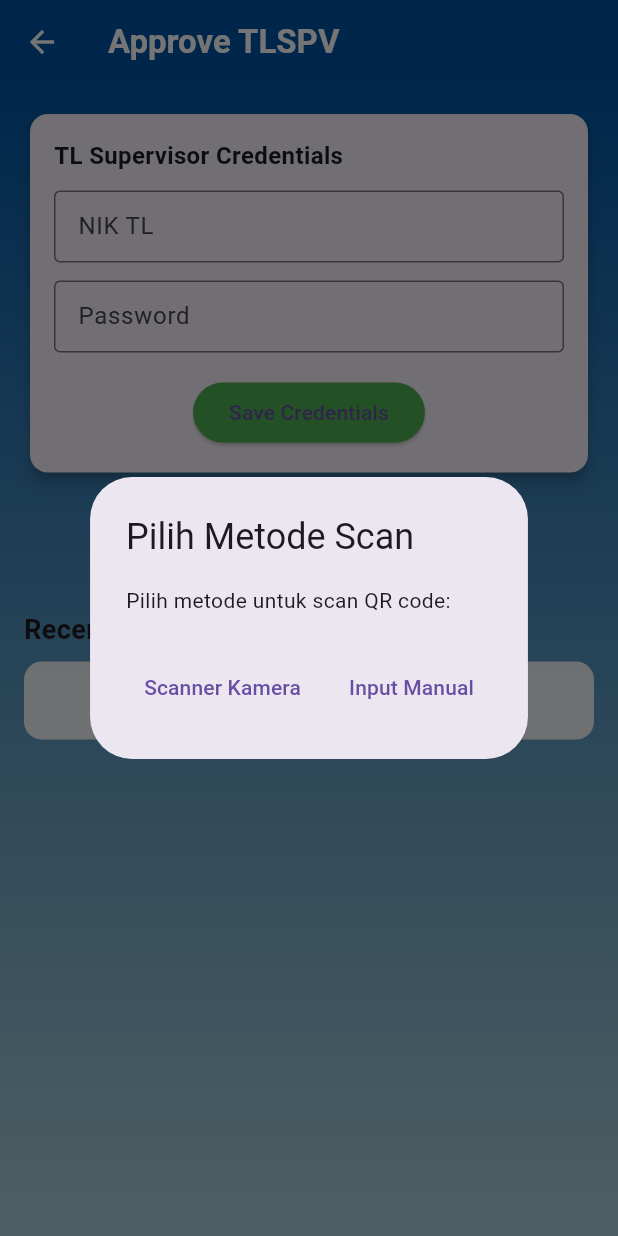
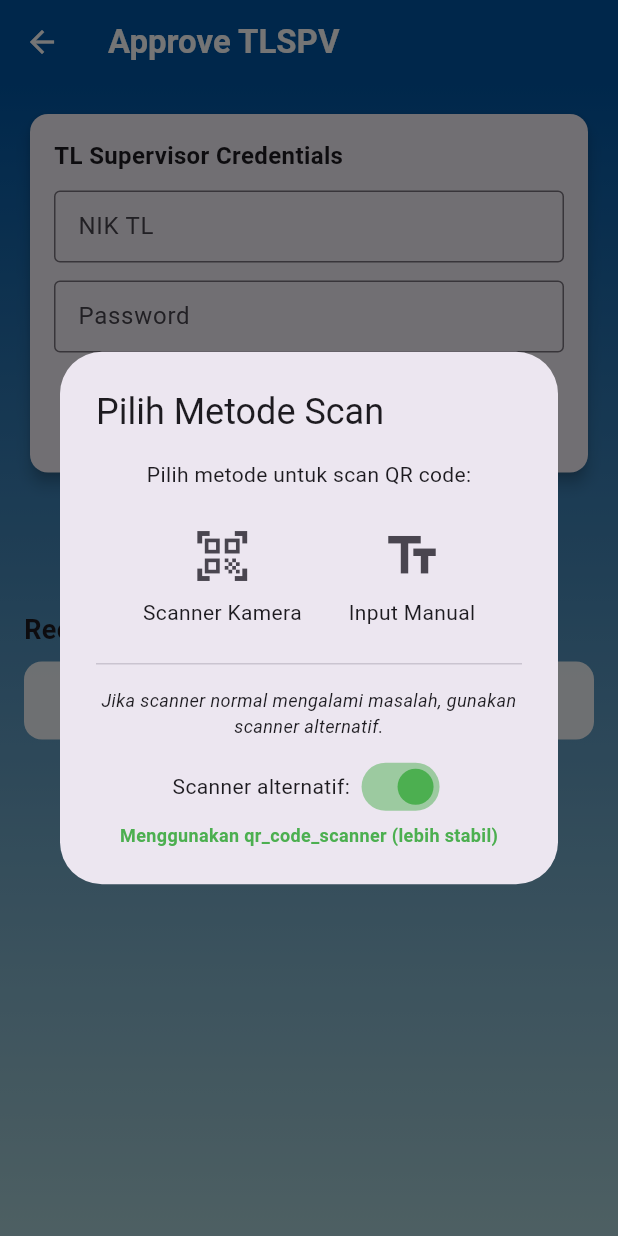
Before and after one commit to Mayonaice/CRF-Android, a Flutter app: the TLQRScannerScreen screen opened by its route, after a tap on "Scan QR Code", on a phone screen of 412 x 824 dp. Run offline on Flutter 3.47's test engine with Material 3 defaults, Android fonts, the phone set to English and light mode, and no system bars; our stand-ins replace device_info_plus, dio, flutter_secure_storage, qr_flutter, shared_preferences; missing offline and left inert: android_id, mobile_scanner, qr_code_scanner, qr_mobile_vision; accounts and stored records are empty.

Commit message:
gradle fix

```diff
--- a/lib/screens/tl_qr_scanner_screen.dart
+++ b/lib/screens/tl_qr_scanner_screen.dart
@@ -9,6 +9,8 @@ import '../models/prepare_model.dart';
 import '../services/notification_service.dart';
 // Import qr_code_scanner_tl_widget hanya jika bukan web
 import '../widgets/qr_code_scanner_tl_widget.dart' if (kIsWeb) '../widgets/qr_code_scanner_web_stub.dart';
+// Import scanner alternatif yang menggunakan qr_code_scanner
+import '../widgets/qr_scanner_alternative.dart';
 import 'dart:async';
 
 class TLQRScannerScreen extends StatefulWidget {
@@ -36,6 +38,9 @@ class _TLQRScannerScreenState extends State<TLQRScannerScreen> {
 
   // Timeout untuk scanner
   Timer? _scannerTimeoutTimer;
+
+  // Flag untuk memilih scanner yang digunakan
+  bool _useAlternativeScanner = true; // Set ke true untuk menggunakan scanner alternatif
 
   @override
   void initState() {
@@ -1115,17 +1120,73 @@ class _TLQRScannerScreenState extends State<TLQRScannerScreen> {
         builder: (BuildContext context) {
           return AlertDialog(
             title: const Text('Pilih Metode Scan'),
-            content: const Text('Pilih metode untuk scan QR code:'),
-            actions: [
-              TextButton(
-                onPressed: () => Navigator.of(context).pop('scanner'),
-                child: const Text('Scanner Kamera'),
-              ),
-              TextButton(
-                onPressed: () => Navigator.of(context).pop('manual'),
-                child: const Text('Input Manual'),
-              ),
-            ],
+            content: Column(
+              mainAxisSize: MainAxisSize.min,
+              children: [
+                const Text('Pilih metode untuk scan QR code:'),
+                const SizedBox(height: 16),
+                Row(
+                  mainAxisAlignment: MainAxisAlignment.spaceEvenly,
+                  children: [
+                    Column(
+                      children: [
+                        IconButton(
+                          icon: Icon(Icons.qr_code_scanner, size: 40),
+                          onPressed: () => Navigator.of(context).pop(_useAlternativeScanner ? 'alternative' : 'scanner'),
+                        ),
+                        Text('Scanner Kamera'),
+                      ],
+                    ),
+                    Column(
+                      children: [
+                        IconButton(
+                          icon: Icon(Icons.text_fields, size: 40),
+                          onPressed: () => Navigator.of(context).pop('manual'),
+                        ),
+                        Text('Input Manual'),
+                      ],
+                    ),
+                  ],
+                ),
+                const SizedBox(height: 16),
+                Divider(),
+                const SizedBox(height: 8),
+                Text(
+                  'Jika scanner normal mengalami masalah, gunakan scanner alternatif.',
+                  textAlign: TextAlign.center,
+                  style: TextStyle(fontSize: 12, fontStyle: FontStyle.italic),
+                ),
+                const SizedBox(height: 8),
+                Row(
+                  mainAxisAlignment: MainAxisAlignment.center,
+                  children: [
+                    Text('Scanner alternatif: '),
+                    Switch(
+                      value: _useAlternativeScanner,
+                      activeColor: Colors.green,
+                      onChanged: (value) {
+                        setState(() {
+                          _useAlternativeScanner = value;
+                          Navigator.of(context).pop();
+                          // Panggil ulang metode ini untuk menampilkan dialog dengan nilai yang diperbarui
+                          _startQRScan();
+                        });
+                      },
+                    ),
+                  ],
+                ),
+                Text(
+                  _useAlternativeScanner
+                    ? 'Menggunakan qr_code_scanner (lebih stabil)'
+                    : 'Menggunakan qr_mobile_vision (default)',
+                  style: TextStyle(
+                    fontSize: 12,
+                    color: _useAlternativeScanner ? Colors.green : Colors.orange,
+                    fontWeight: FontWeight.bold
+                  ),
+                ),
+              ],
+            ),
           );
         },
       );
@@ -1170,6 +1231,56 @@ class _TLQRScannerScreenState extends State<TLQRScannerScreen> {
               title: 'Scan QR Code',
               onBarcodeDetected: (code) {
                 print('🔍 QR Code detected in scanner: ${code.length > 20 ? code.substring(0, 20) + "..." : code}');
+                // Cancel timeout timer when QR code detected
+                _scannerTimeoutTimer?.cancel();
+              },
+              fieldKey: 'qrcode',
+              fieldLabel: 'Approval QR',
+            ),
+          ),
+        );
+
+        // Cancel timeout timer when returning from scanner
+        _scannerTimeoutTimer?.cancel();
+
+        // Reset orientation to portrait for this screen
+        await SystemChrome.setPreferredOrientations([
+          DeviceOrientation.portraitUp,
+          DeviceOrientation.portraitDown,
+        ]);
+      } else if (scanMethod == 'alternative') {
+        // Set to portrait mode before scanning
+        await SystemChrome.setPreferredOrientations([
+          DeviceOrientation.portraitUp,
+          DeviceOrientation.portraitDown,
+        ]);
+
+        // Mulai timer untuk timeout scanner (20 detik)
+        _scannerTimeoutTimer?.cancel();
+        _scannerTimeoutTimer = Timer(const Duration(seconds: 20), () {
+          // Jika timer habis dan scanner masih berjalan, kembali ke screen ini
+          if (Navigator.canPop(context)) {
+            Navigator.pop(context);
+
+            // Tampilkan pesan timeout
+            ScaffoldMessenger.of(context).showSnackBar(
+              const SnackBar(
+                content: Text('Scanner timeout. Silakan coba lagi.'),
+                backgroundColor: Colors.orange,
+                duration: Duration(seconds: 3),
+              ),
+            );
+          }
+        });
+
+        // Use the alternative QR scanner widget
+        qrResult = await Navigator.push<String>(
+          context,
+          MaterialPageRoute(
+            builder: (context) => QRScannerAlternative(
+              title: 'Scan QR Code',
+              onBarcodeDetected: (code) {
+                print('🔍 QR Code detected in alternative scanner: ${code.length > 20 ? code.substring(0, 20) + "..." : code}');
                 // Cancel timeout timer when QR code detected
                 _scannerTimeoutTimer?.cancel();
               },
--- a/pubspec.yaml
+++ b/pubspec.yaml
@@ -42,7 +42,8 @@ dependencies:
   device_info_plus: ^9.1.0
   mobile_scanner: ^3.5.7 # Keep for barcode inline scanning in prepare
   # flutter_barcode_scanner: ^2.0.0 # Remove due to Android build issues
-  qr_mobile_vision: ^4.1.4 # Add for CRF_TL scanning
+  qr_mobile_vision: ^6.0.0 # Current QR scanner package
+  qr_code_scanner: ^1.0.1 # Alternative QR scanner package with better reliability
   crypto: ^3.0.3
   android_id: ^0.1.3+1  # Downgraded to a version compatible with Kotlin 1.7.10
   dio: ^5.3.2
```
Also changed, not shown: lib/widgets/qr_scanner_alternative.dart (added, +335 -0 lines), lib/widgets/qr_scanner_stub.dart (added, +80 -0 lines), pubspec.lock, 2 other files.
